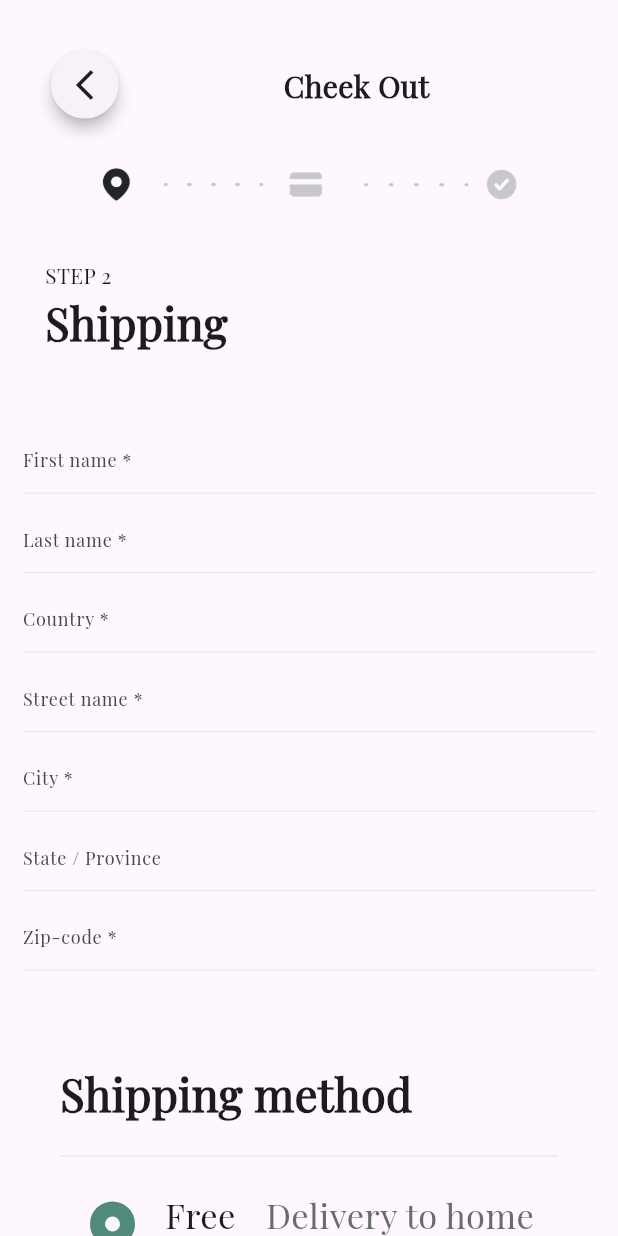
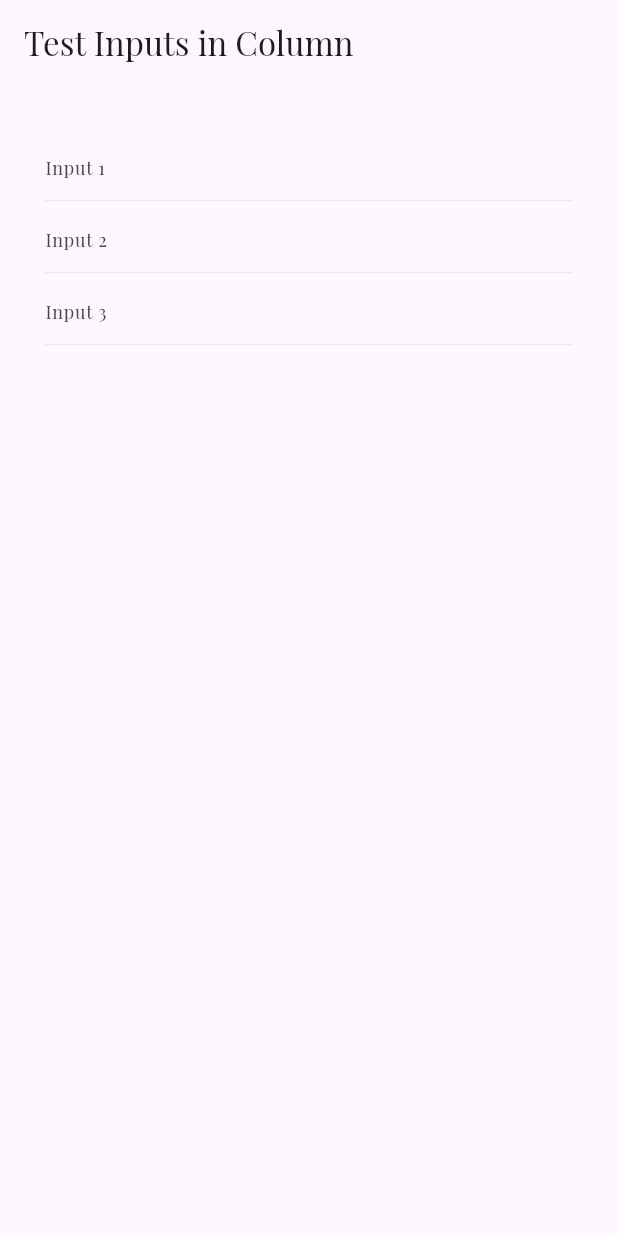
Before and after one commit to ajijur-rahaman/-jijur_rahaman, a Flutter app: the screen it shows after launch, on a phone screen of 412 x 824 dp. Run offline on Flutter 3.47's test engine with Material 3 defaults, Android fonts, the phone set to English and light mode, and no system bars; our stand-ins replace flutter_rating; project files that could hold a hidden picture were left out.

Commit message:
test textinput

```diff
--- /dev/null
+++ b/lib/E.Design/TestInput.dart
@@ -0,0 +1,95 @@
+import 'package:flutter/material.dart';
+
+class Testinput extends StatefulWidget {
+  const Testinput({super.key});
+
+  @override
+  State<Testinput> createState() => _TestinputState();
+}
+
+class _TestinputState extends State<Testinput> {
+  var showErrorOn = null;
+  final TextEditingController _input1controller = TextEditingController();
+  final TextEditingController _input2controller = TextEditingController();
+  final TextEditingController _input3controller = TextEditingController();
+  final List<TextEditingController> controllers = [TextEditingController()];
+  @override
+  Widget build(BuildContext context) {
+    return Scaffold(
+      appBar: AppBar(title: Text("Test Inputs in Column")),
+      body: Padding(
+        padding: const EdgeInsets.all(30.0),
+        child: Column(
+          children: [
+            TextField(
+              controller: _input1controller,
+              onEditingComplete: () {
+                setState(() {
+                  showErrorOn = _input1controller.text.isEmpty ? 1 : null;
+                });
+              },
+              decoration: InputDecoration(
+                hintText: "Input 1",
+                hintStyle: TextStyle(fontSize: 12),
+                enabledBorder: UnderlineInputBorder(
+                  borderSide: BorderSide(
+                    width: 0.5,
+                    color: Colors.grey.withOpacity(.3),
+                  ),
+                ),
+                focusedBorder: UnderlineInputBorder(
+                  borderSide: BorderSide(width: 1, color: Colors.green),
+                ),
+                errorText: showErrorOn == 1 ? "Field is required" : null,
+              ),
+            ),
+            TextField(
+              controller: _input2controller,
+              onEditingComplete: () {
+                setState(() {
+                  showErrorOn = _input2controller.text.isEmpty ? 2 : null;
+                });
+              },
+              decoration: InputDecoration(
+                hintText: "Input 2",
+                hintStyle: TextStyle(fontSize: 12),
+                enabledBorder: UnderlineInputBorder(
+                  borderSide: BorderSide(
+                    width: 0.5,
+                    color: Colors.grey.withOpacity(.3),
+                  ),
+                ),
+                focusedBorder: UnderlineInputBorder(
+                  borderSide: BorderSide(width: 1, color: Colors.green),
+                ),
+                errorText: showErrorOn == 2 ? "Field is required" : null,
+              ),
+            ),
+            TextField(
+              controller: _input3controller,
+              onEditingComplete: () {
+                setState(() {
+                  showErrorOn = _input3controller.text.isEmpty ? 3 : null;
+                });
+              },
+              decoration: InputDecoration(
+                hintText: "Input 3",
+                hintStyle: TextStyle(fontSize: 12),
+                enabledBorder: UnderlineInputBorder(
+                  borderSide: BorderSide(
+                    width: 0.5,
+                    color: Colors.grey.withOpacity(.3),
+                  ),
+                ),
+                focusedBorder: UnderlineInputBorder(
+                  borderSide: BorderSide(width: 1, color: Colors.green),
+                ),
+                errorText: showErrorOn == 3 ? "Field is required" : null,
+              ),
+            ),
+          ],
+        ),
+      ),
+    );
+  }
+}
--- a/lib/main.dart
+++ b/lib/main.dart
@@ -1,6 +1,7 @@
 import 'package:flutter/material.dart';
 // import 'package:learning_ai/E.Design/Cart.dart';
 import 'package:learning_ai/E.Design/Cheek_Out.dart';
+import 'package:learning_ai/E.Design/TestInput.dart';
 import 'package:learning_ai/dart_learning/day1.dart';
 // import 'package:learning_ai/E.Design/Cart.dart';
 // import 'package:learning_ai/E.Design/End_Drawer.dart';
@@ -49,7 +50,7 @@ class MyApp extends StatelessWidget {
         fontFamily: 'PlayfairDisplay',
         colorScheme: ColorScheme.fromSeed(seedColor: Colors.deepPurple),
       ),
-      home: Cheek_Out(),
+      home: Testinput(),
       routes: {
         '/home': (context) => Products(),
         // When navigating to the "/second" route, build the SecondScreen widget.
```
